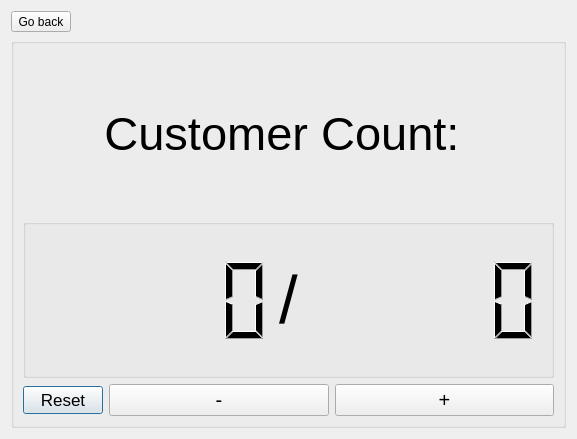
Qt form UI/screen_2.ui (RasulAlakbarli/Progress-Counter) before a commit.
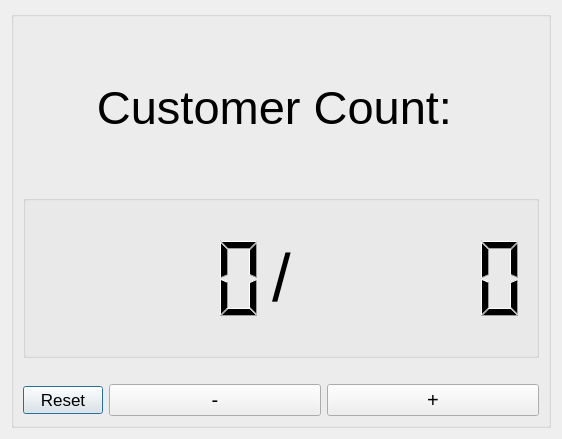
The same form after that commit.

Commit message: Fixed: Data transfer through windows

```diff
--- a/UI/screen_2.ui
+++ b/UI/screen_2.ui
@@ -6,7 +6,7 @@
    <rect>
     <x>0</x>
     <y>0</y>
-    <width>577</width>
+    <width>562</width>
     <height>439</height>
    </rect>
   </property>
@@ -15,13 +15,6 @@
   </property>
   <layout class="QGridLayout" name="gridLayout">
    <item row="0" column="0">
-    <widget class="QToolButton" name="pb_back">
-     <property name="text">
-      <string>Go back</string>
-     </property>
-    </widget>
-   </item>
-   <item row="1" column="0">
     <widget class="QGroupBox" name="groupBox_2">
      <property name="title">
       <string/>
@@ -42,72 +35,6 @@
         </property>
        </widget>
       </item>
-      <item row="3" column="0">
-       <widget class="QPushButton" name="pb_reset">
-        <property name="sizePolicy">
-         <sizepolicy hsizetype="Preferred" vsizetype="Fixed">
-          <horstretch>0</horstretch>
-          <verstretch>0</verstretch>
-         </sizepolicy>
-        </property>
-        <property name="font">
-         <font>
-          <pointsize>13</pointsize>
-          <fontweight>Light</fontweight>
-         </font>
-        </property>
-        <property name="text">
-         <string>Reset</string>
-        </property>
-        <property name="autoDefault">
-         <bool>true</bool>
-        </property>
-        <property name="default">
-         <bool>false</bool>
-        </property>
-        <property name="flat">
-         <bool>false</bool>
-        </property>
-       </widget>
-      </item>
-      <item row="3" column="2">
-       <widget class="QPushButton" name="pb_plus">
-        <property name="sizePolicy">
-         <sizepolicy hsizetype="Expanding" vsizetype="Fixed">
-          <horstretch>0</horstretch>
-          <verstretch>0</verstretch>
-         </sizepolicy>
-        </property>
-        <property name="font">
-         <font>
-          <pointsize>15</pointsize>
-          <fontweight>ExtraBold</fontweight>
-         </font>
-        </property>
-        <property name="text">
-         <string>+</string>
-        </property>
-       </widget>
-      </item>
-      <item row="3" column="1">
-       <widget class="QPushButton" name="pb_minus">
-        <property name="sizePolicy">
-         <sizepolicy hsizetype="Expanding" vsizetype="Fixed">
-          <horstretch>0</horstretch>
-          <verstretch>0</verstretch>
-         </sizepolicy>
-        </property>
-        <property name="font">
-         <font>
-          <pointsize>15</pointsize>
-          <fontweight>ExtraBold</fontweight>
-         </font>
-        </property>
-        <property name="text">
-         <string>-</string>
-        </property>
-       </widget>
-      </item>
       <item row="2" column="0" colspan="3">
        <widget class="QGroupBox" name="groupBox">
         <property name="title">
@@ -173,6 +100,85 @@
         </layout>
        </widget>
       </item>
+      <item row="4" column="0">
+       <widget class="QPushButton" name="pb_reset">
+        <property name="sizePolicy">
+         <sizepolicy hsizetype="Preferred" vsizetype="Fixed">
+          <horstretch>0</horstretch>
+          <verstretch>0</verstretch>
+         </sizepolicy>
+        </property>
+        <property name="font">
+         <font>
+          <pointsize>13</pointsize>
+          <fontweight>Light</fontweight>
+         </font>
+        </property>
+        <property name="text">
+         <string>Reset</string>
+        </property>
+        <property name="autoDefault">
+         <bool>true</bool>
+        </property>
+        <property name="default">
+         <bool>false</bool>
+        </property>
+        <property name="flat">
+         <bool>false</bool>
+        </property>
+       </widget>
+      </item>
+      <item row="4" column="2">
+       <widget class="QPushButton" name="pb_plus">
+        <property name="sizePolicy">
+         <sizepolicy hsizetype="Expanding" vsizetype="Fixed">
+          <horstretch>0</horstretch>
+          <verstretch>0</verstretch>
+         </sizepolicy>
+        </property>
+        <property name="font">
+         <font>
+          <pointsize>15</pointsize>
+          <fontweight>ExtraBold</fontweight>
+         </font>
+        </property>
+        <property name="text">
+         <string>+</string>
+        </property>
+       </widget>
+      </item>
+      <item row="4" column="1">
+       <widget class="QPushButton" name="pb_minus">
+        <property name="sizePolicy">
+         <sizepolicy hsizetype="Expanding" vsizetype="Fixed">
+          <horstretch>0</horstretch>
+          <verstretch>0</verstretch>
+         </sizepolicy>
+        </property>
+        <property name="font">
+         <font>
+          <pointsize>15</pointsize>
+          <fontweight>ExtraBold</fontweight>
+         </font>
+        </property>
+        <property name="text">
+         <string>-</string>
+        </property>
+       </widget>
+      </item>
+      <item row="3" column="0" colspan="3">
+       <widget class="QLabel" name="l_final">
+        <property name="sizePolicy">
+         <sizepolicy hsizetype="Minimum" vsizetype="Fixed">
+          <horstretch>0</horstretch>
+          <verstretch>0</verstretch>
+         </sizepolicy>
+        </property>
+        <property name="text">
+         <string/>
+        </property>
+       </widget>
+      </item>
      </layout>
     </widget>
    </item>
```
Left out of the diff: 2 changed lines with no effect on the pictures. The commit also changes 5 other files.
